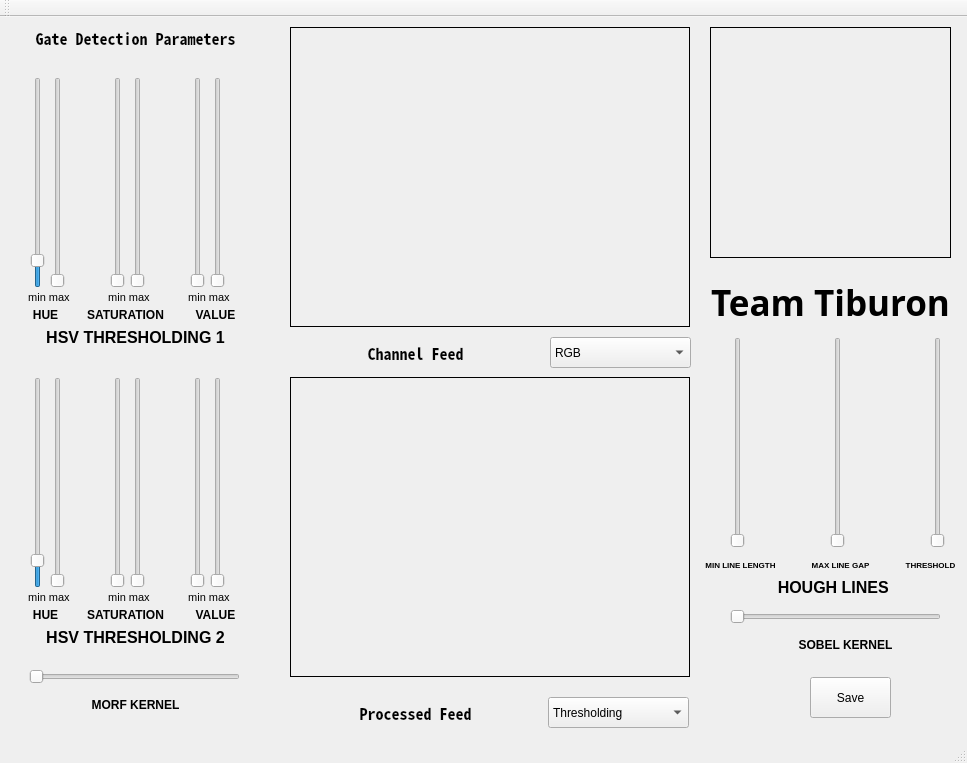
Qt form ui/gate.ui (Sayansree/tiburon_gui) before a commit.
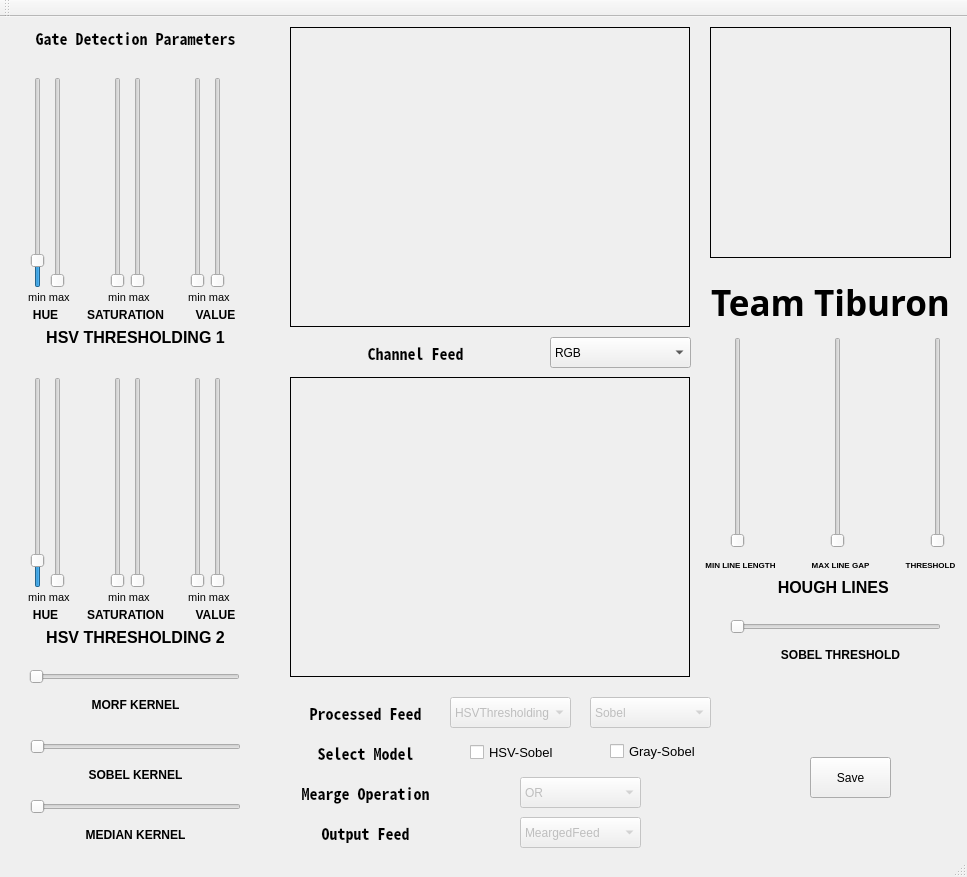
The same form after that commit.

Commit message: gate detwction algorithm modified

The edit to the form file:
```diff
--- a/ui/gate.ui
+++ b/ui/gate.ui
@@ -7,12 +7,13 @@
     <x>0</x>
     <y>0</y>
     <width>967</width>
-    <height>763</height>
+    <height>877</height>
    </rect>
   </property>
   <property name="font">
    <font>
     <pointsize>1</pointsize>
+    <stylestrategy>PreferAntialias</stylestrategy>
    </font>
   </property>
   <property name="windowTitle">
@@ -67,7 +68,7 @@
     <property name="geometry">
      <rect>
       <x>810</x>
-      <y>660</y>
+      <y>740</y>
       <width>81</width>
       <height>41</height>
      </rect>
@@ -260,11 +261,14 @@
     </property>
    </widget>
    <widget class="QComboBox" name="out_channel">
+    <property name="enabled">
+     <bool>false</bool>
+    </property>
     <property name="geometry">
      <rect>
-      <x>548</x>
+      <x>450</x>
       <y>680</y>
-      <width>141</width>
+      <width>121</width>
       <height>31</height>
      </rect>
     </property>
@@ -278,7 +282,7 @@
     </property>
     <item>
      <property name="text">
-      <string>Thresholding</string>
+      <string>HSVThresholding</string>
      </property>
     </item>
     <item>
@@ -370,8 +374,8 @@
    <widget class="QSlider" name="sobel">
     <property name="geometry">
      <rect>
-      <x>730</x>
-      <y>590</y>
+      <x>30</x>
+      <y>720</y>
       <width>211</width>
       <height>20</height>
      </rect>
@@ -466,7 +470,7 @@
      <rect>
       <x>290</x>
       <y>680</y>
-      <width>251</width>
+      <width>151</width>
       <height>31</height>
      </rect>
     </property>
@@ -966,8 +970,8 @@
    <widget class="QLabel" name="label_18">
     <property name="geometry">
      <rect>
-      <x>790</x>
-      <y>620</y>
+      <x>80</x>
+      <y>750</y>
       <width>111</width>
       <height>16</height>
      </rect>
@@ -1032,6 +1036,329 @@
      <set>Qt::AlignCenter</set>
     </property>
    </widget>
+   <widget class="QLabel" name="label_21">
+    <property name="geometry">
+     <rect>
+      <x>770</x>
+      <y>630</y>
+      <width>141</width>
+      <height>16</height>
+     </rect>
+    </property>
+    <property name="font">
+     <font>
+      <pointsize>9</pointsize>
+      <weight>75</weight>
+      <bold>true</bold>
+     </font>
+    </property>
+    <property name="text">
+     <string>SOBEL THRESHOLD</string>
+    </property>
+    <property name="alignment">
+     <set>Qt::AlignCenter</set>
+    </property>
+   </widget>
+   <widget class="QSlider" name="sob_thres">
+    <property name="geometry">
+     <rect>
+      <x>730</x>
+      <y>600</y>
+      <width>211</width>
+      <height>20</height>
+     </rect>
+    </property>
+    <property name="minimum">
+     <number>0</number>
+    </property>
+    <property name="maximum">
+     <number>255</number>
+    </property>
+    <property name="singleStep">
+     <number>1</number>
+    </property>
+    <property name="orientation">
+     <enum>Qt::Horizontal</enum>
+    </property>
+   </widget>
+   <widget class="QLabel" name="label_22">
+    <property name="geometry">
+     <rect>
+      <x>80</x>
+      <y>810</y>
+      <width>111</width>
+      <height>16</height>
+     </rect>
+    </property>
+    <property name="font">
+     <font>
+      <pointsize>9</pointsize>
+      <weight>75</weight>
+      <bold>true</bold>
+     </font>
+    </property>
+    <property name="text">
+     <string>MEDIAN KERNEL</string>
+    </property>
+    <property name="alignment">
+     <set>Qt::AlignCenter</set>
+    </property>
+   </widget>
+   <widget class="QSlider" name="median_kernal">
+    <property name="geometry">
+     <rect>
+      <x>30</x>
+      <y>780</y>
+      <width>211</width>
+      <height>20</height>
+     </rect>
+    </property>
+    <property name="minimum">
+     <number>1</number>
+    </property>
+    <property name="maximum">
+     <number>7</number>
+    </property>
+    <property name="singleStep">
+     <number>2</number>
+    </property>
+    <property name="orientation">
+     <enum>Qt::Horizontal</enum>
+    </property>
+   </widget>
+   <widget class="QComboBox" name="out_channel_2">
+    <property name="enabled">
+     <bool>false</bool>
+    </property>
+    <property name="geometry">
+     <rect>
+      <x>590</x>
+      <y>680</y>
+      <width>121</width>
+      <height>31</height>
+     </rect>
+    </property>
+    <property name="font">
+     <font>
+      <pointsize>9</pointsize>
+     </font>
+    </property>
+    <property name="currentIndex">
+     <number>0</number>
+    </property>
+    <item>
+     <property name="text">
+      <string>Sobel</string>
+     </property>
+    </item>
+    <item>
+     <property name="text">
+      <string>Threshold</string>
+     </property>
+    </item>
+    <item>
+     <property name="text">
+      <string>Dilate</string>
+     </property>
+    </item>
+    <item>
+     <property name="text">
+      <string>MorphTransform</string>
+     </property>
+    </item>
+    <item>
+     <property name="text">
+      <string>MedianBlur</string>
+     </property>
+    </item>
+   </widget>
+   <widget class="QComboBox" name="out_channel_3">
+    <property name="enabled">
+     <bool>false</bool>
+    </property>
+    <property name="geometry">
+     <rect>
+      <x>520</x>
+      <y>800</y>
+      <width>121</width>
+      <height>31</height>
+     </rect>
+    </property>
+    <property name="font">
+     <font>
+      <pointsize>9</pointsize>
+     </font>
+    </property>
+    <property name="currentIndex">
+     <number>0</number>
+    </property>
+    <item>
+     <property name="text">
+      <string>MeargedFeed</string>
+     </property>
+    </item>
+    <item>
+     <property name="text">
+      <string>HoughLinesProb</string>
+     </property>
+    </item>
+   </widget>
+   <widget class="QCheckBox" name="GrayCheck">
+    <property name="geometry">
+     <rect>
+      <x>610</x>
+      <y>719</y>
+      <width>101</width>
+      <height>31</height>
+     </rect>
+    </property>
+    <property name="font">
+     <font>
+      <pointsize>10</pointsize>
+     </font>
+    </property>
+    <property name="cursor">
+     <cursorShape>ArrowCursor</cursorShape>
+    </property>
+    <property name="text">
+     <string>Gray-Sobel</string>
+    </property>
+   </widget>
+   <widget class="QCheckBox" name="HSVCheck">
+    <property name="geometry">
+     <rect>
+      <x>470</x>
+      <y>720</y>
+      <width>101</width>
+      <height>31</height>
+     </rect>
+    </property>
+    <property name="font">
+     <font>
+      <pointsize>10</pointsize>
+     </font>
+    </property>
+    <property name="cursor">
+     <cursorShape>PointingHandCursor</cursorShape>
+    </property>
+    <property name="layoutDirection">
+     <enum>Qt::LeftToRight</enum>
+    </property>
+    <property name="text">
+     <string>HSV-Sobel</string>
+    </property>
+    <property name="checked">
+     <bool>false</bool>
+    </property>
+   </widget>
+   <widget class="QLabel" name="outLabel_2">
+    <property name="geometry">
+     <rect>
+      <x>290</x>
+      <y>720</y>
+      <width>151</width>
+      <height>31</height>
+     </rect>
+    </property>
+    <property name="font">
+     <font>
+      <family>Noto Sans Mono CJK JP</family>
+      <pointsize>12</pointsize>
+      <weight>75</weight>
+      <bold>true</bold>
+     </font>
+    </property>
+    <property name="text">
+     <string>Select Model</string>
+    </property>
+    <property name="alignment">
+     <set>Qt::AlignCenter</set>
+    </property>
+   </widget>
+   <widget class="QLabel" name="outLabel_3">
+    <property name="geometry">
+     <rect>
+      <x>290</x>
+      <y>800</y>
+      <width>151</width>
+      <height>31</height>
+     </rect>
+    </property>
+    <property name="font">
+     <font>
+      <family>Noto Sans Mono CJK JP</family>
+      <pointsize>12</pointsize>
+      <weight>75</weight>
+      <bold>true</bold>
+     </font>
+    </property>
+    <property name="text">
+     <string>Output Feed</string>
+    </property>
+    <property name="alignment">
+     <set>Qt::AlignCenter</set>
+    </property>
+   </widget>
+   <widget class="QComboBox" name="merge">
+    <property name="enabled">
+     <bool>false</bool>
+    </property>
+    <property name="geometry">
+     <rect>
+      <x>520</x>
+      <y>760</y>
+      <width>121</width>
+      <height>31</height>
+     </rect>
+    </property>
+    <property name="font">
+     <font>
+      <pointsize>9</pointsize>
+     </font>
+    </property>
+    <property name="currentIndex">
+     <number>0</number>
+    </property>
+    <item>
+     <property name="text">
+      <string>OR</string>
+     </property>
+    </item>
+    <item>
+     <property name="text">
+      <string>AND</string>
+     </property>
+    </item>
+    <item>
+     <property name="text">
+      <string>XOR</string>
+     </property>
+    </item>
+   </widget>
+   <widget class="QLabel" name="outLabel_4">
+    <property name="geometry">
+     <rect>
+      <x>290</x>
+      <y>760</y>
+      <width>151</width>
+      <height>31</height>
+     </rect>
+    </property>
+    <property name="font">
+     <font>
+      <family>Noto Sans Mono CJK JP</family>
+      <pointsize>12</pointsize>
+      <weight>75</weight>
+      <bold>true</bold>
+     </font>
+    </property>
+    <property name="text">
+     <string>Mearge Operation</string>
+    </property>
+    <property name="alignment">
+     <set>Qt::AlignCenter</set>
+    </property>
+   </widget>
   </widget>
   <widget class="QMenuBar" name="menuBar">
    <property name="geometry">
```
Left out of the diff: 5 changed lines with no effect on the pictures. The commit also changes 4 other files.
